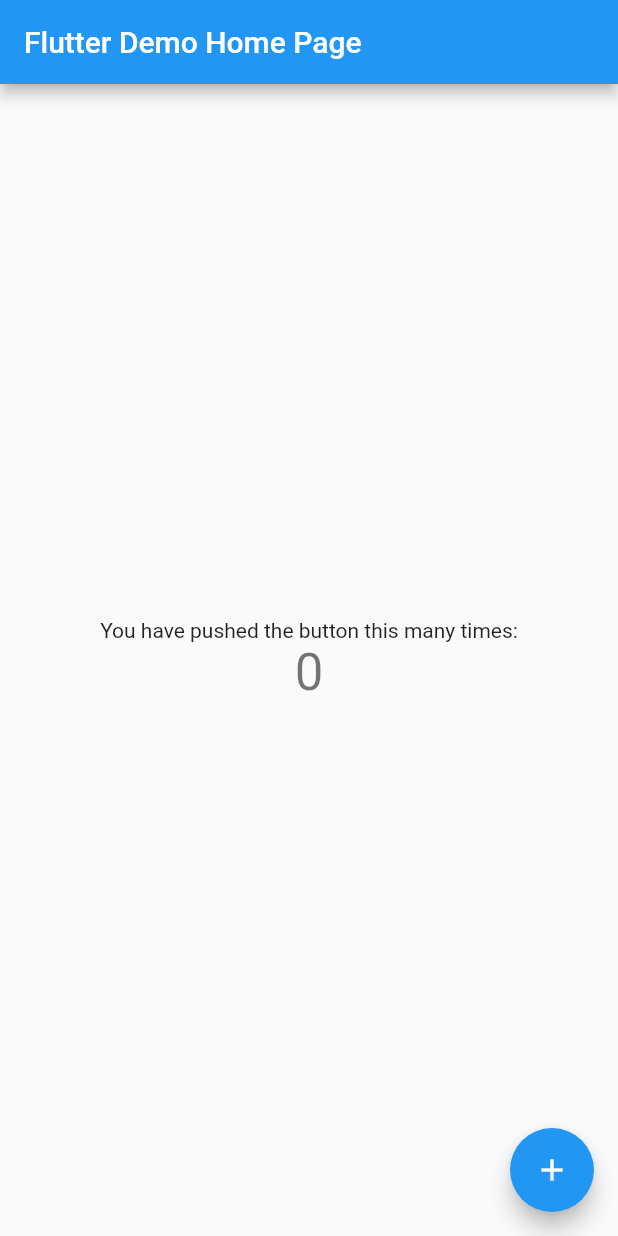
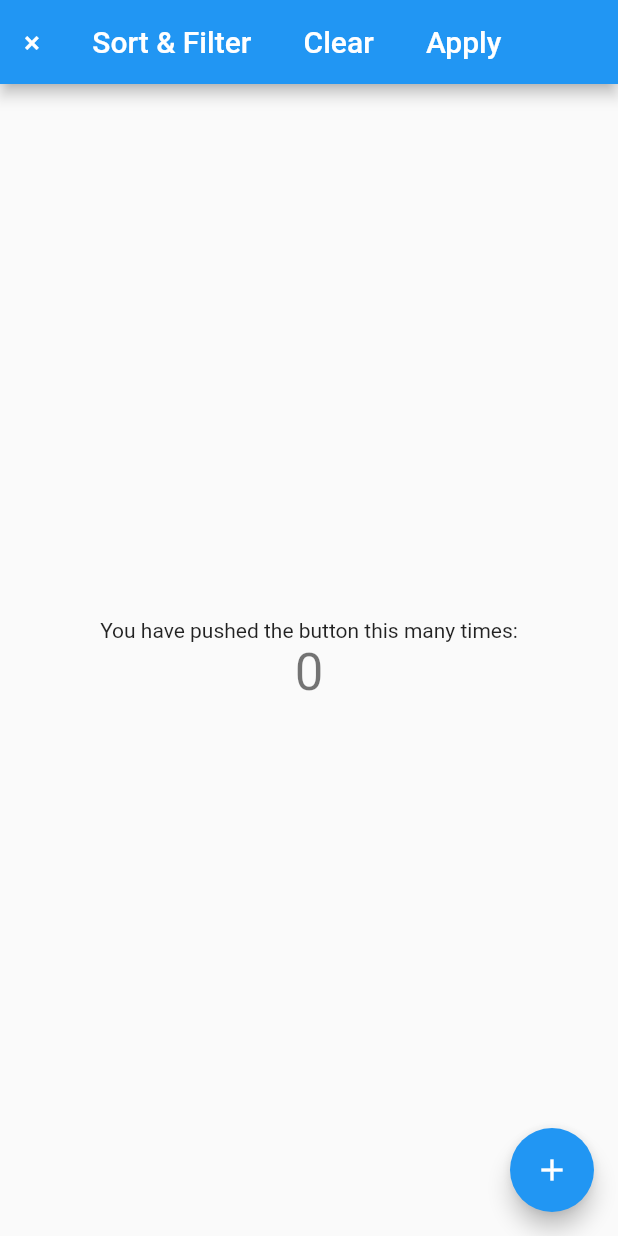
Before and after one commit to Mehr-un-nisa/NavBarScreen, a Flutter app: the screen it shows after launch, on a phone screen of 412 x 824 dp. Run offline on Flutter 3.47's test engine with Material 2 defaults, Android fonts, the phone set to English and light mode, and no system bars.

```diff
--- a/flutter_assignment_4/lib/main.dart
+++ b/flutter_assignment_4/lib/main.dart
@@ -13,7 +13,7 @@ class MyApp extends StatelessWidget {
         primarySwatch: Colors.blue,
         visualDensity: VisualDensity.adaptivePlatformDensity,
       ),
-      home: MyHomePage(title: 'Flutter Demo Home Page'),
+      home: MyHomePage(title: '×       Sort & Filter       Clear       Apply'),
     );
   }
 }
```
Also changed, not shown: 1 other file.
